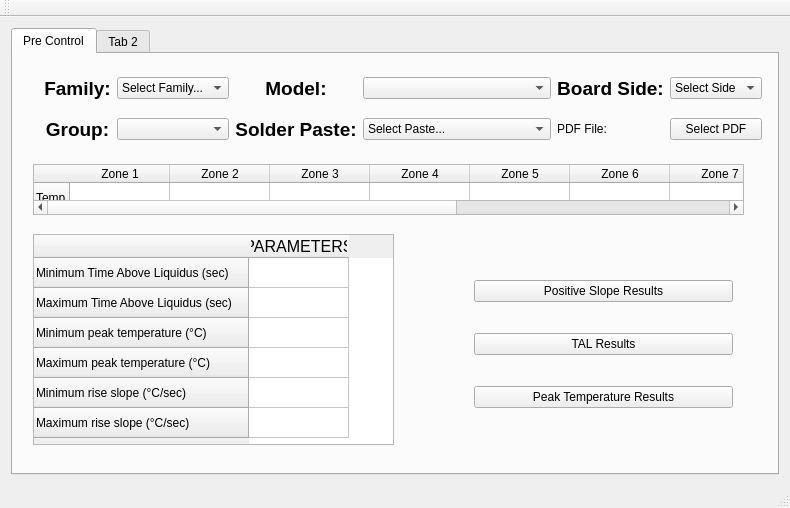
The window that UserInterfaceQT/mainwindow.ui (nockzblack/sTostado) describes before a commit, drawn with Qt 5.
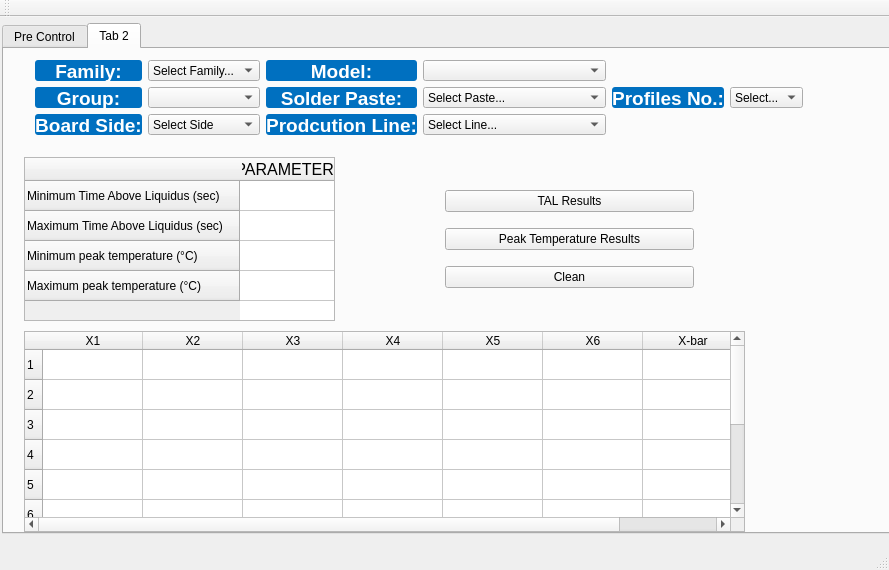
The same window after the commit.

Commit message: control tab xml

Diff of the .ui file:
```diff
--- a/UserInterfaceQT/mainwindow.ui
+++ b/UserInterfaceQT/mainwindow.ui
@@ -6,89 +6,55 @@
    <rect>
     <x>0</x>
     <y>0</y>
-    <width>790</width>
-    <height>508</height>
+    <width>889</width>
+    <height>570</height>
    </rect>
   </property>
   <property name="windowTitle">
    <string>MainWindow</string>
   </property>
   <widget class="QWidget" name="centralWidget">
-   <layout class="QHBoxLayout" name="horizontalLayout">
-    <item>
-     <widget class="QTabWidget" name="tabWidget">
+   <widget class="QTabWidget" name="mainTabWidget">
+    <property name="geometry">
+     <rect>
+      <x>2</x>
+      <y>6</y>
+      <width>891</width>
+      <height>511</height>
+     </rect>
+    </property>
       <property name="currentIndex">
-       <number>0</number>
-      </property>
-      <widget class="QWidget" name="preControlTab">
+     <number>1</number>
+    </property>
+    <widget class="QWidget" name="preControlTabW">
        <attribute name="title">
         <string>Pre Control</string>
        </attribute>
        <widget class="QWidget" name="gridLayoutWidget">
         <property name="geometry">
          <rect>
-          <x>20</x>
+        <x>8</x>
           <y>0</y>
-          <width>740</width>
+        <width>772</width>
           <height>101</height>
          </rect>
         </property>
-        <layout class="QGridLayout" name="buttomsLayout" rowstretch="0,0" columnstretch="0,4,0,4,0,4">
+      <layout class="QGridLayout" name="CBsLayout" rowstretch="0,0,0" columnstretch="0,4,0,4,0,4">
          <property name="sizeConstraint">
           <enum>QLayout::SetDefaultConstraint</enum>
          </property>
          <property name="bottomMargin">
           <number>0</number>
          </property>
-         <item row="1" column="1">
-          <widget class="QComboBox" name="groupCB"/>
-         </item>
-         <item row="0" column="0">
-          <widget class="QLabel" name="familyL">
-           <property name="text">
-            <string>&lt;html&gt;&lt;head/&gt;&lt;body&gt;&lt;p align=&quot;center&quot;&gt;&lt;span style=&quot; font-size:14pt; font-weight:600;&quot;&gt;Family:&lt;/span&gt;&lt;/p&gt;&lt;/body&gt;&lt;/html&gt;</string>
-           </property>
-           <property name="textFormat">
-            <enum>Qt::RichText</enum>
-           </property>
-          </widget>
-         </item>
-         <item row="1" column="3">
-          <widget class="QComboBox" name="solderPasteCB">
-           <item>
-            <property name="text">
-             <string>Select Paste...</string>
-            </property>
-           </item>
-           <item>
-            <property name="text">
-             <string>Indium 5.8LS Lead free</string>
-            </property>
-           </item>
-           <item>
-            <property name="text">
-             <string>Indium 8.9E Lead free</string>
-            </property>
-           </item>
-           <item>
-            <property name="text">
-             <string>Senju M40-LS720V-HF</string>
-            </property>
-           </item>
-           <item>
-            <property name="text">
-             <string>Alpha OM 338 PT</string>
-            </property>
-           </item>
-           <item>
-            <property name="text">
-             <string>Indium SMQ92H (Sn63Pb37)</string>
-            </property>
-           </item>
-          </widget>
-         </item>
          <item row="1" column="2">
           <widget class="QLabel" name="solderPasteL">
+         <property name="styleSheet">
+          <string notr="true">QLabel { 
+	background-color: rgb(0,112,192); 
+	border-radius: 3px; 
+	color: rgb(255,255,255);
+}</string>
+         </property>
            <property name="text">
             <string>&lt;html&gt;&lt;head/&gt;&lt;body&gt;&lt;p align=&quot;center&quot;&gt;&lt;span style=&quot; font-size:14pt; font-weight:600;&quot;&gt;Solder Paste:&lt;/span&gt;&lt;/p&gt;&lt;/body&gt;&lt;/html&gt;</string>
            </property>
@@ -97,47 +63,95 @@
            </property>
           </widget>
          </item>
-         <item row="0" column="5">
-          <widget class="QComboBox" name="boardSideCB">
+       <item row="1" column="3">
+        <widget class="QComboBox" name="solderPasteCB">
            <item>
             <property name="text">
-             <string>Select Side</string>
+           <string>Select Paste...</string>
             </property>
            </item>
            <item>
             <property name="text">
-             <string>Top</string>
+           <string>Indium 5.8LS Lead free</string>
             </property>
            </item>
            <item>
             <property name="text">
-             <string>Bottom</string>
+           <string>Indium 8.9E Lead free</string>
+          </property>
+         </item>
+         <item>
+          <property name="text">
+           <string>Senju M40-LS720V-HF</string>
+          </property>
+         </item>
+         <item>
+          <property name="text">
+           <string>Alpha OM 338 PT</string>
+          </property>
+         </item>
+         <item>
+          <property name="text">
+           <string>Indium SMQ92H (Sn63Pb37)</string>
             </property>
            </item>
           </widget>
          </item>
-         <item row="1" column="0">
-          <widget class="QLabel" name="groupL">
+       <item row="0" column="0">
+        <widget class="QLabel" name="familyL">
+         <property name="styleSheet">
+          <string notr="true">QLabel { 
+	background-color: rgb(0,112,192); 
+	border-radius: 3px; 
+	color: rgb(255,255,255);
+}</string>
+         </property>
            <property name="text">
-            <string>&lt;html&gt;&lt;head/&gt;&lt;body&gt;&lt;p align=&quot;center&quot;&gt;&lt;span style=&quot; font-size:14pt; font-weight:600;&quot;&gt;Group:&lt;/span&gt;&lt;/p&gt;&lt;/body&gt;&lt;/html&gt;</string>
+          <string>&lt;html&gt;&lt;head/&gt;&lt;body&gt;&lt;p align=&quot;center&quot;&gt;&lt;span style=&quot; font-size:14pt; font-weight:600;&quot;&gt;Family:&lt;/span&gt;&lt;/p&gt;&lt;/body&gt;&lt;/html&gt;</string>
            </property>
            <property name="textFormat">
             <enum>Qt::RichText</enum>
            </property>
           </widget>
          </item>
-         <item row="0" column="3">
-          <widget class="QComboBox" name="modelCB"/>
+       <item row="0" column="1">
+        <widget class="QComboBox" name="familyCB">
+         <item>
+          <property name="text">
+           <string>Select Family...</string>
+          </property>
          </item>
-         <item row="1" column="5">
-          <widget class="QPushButton" name="selectFilePB">
+         <item>
            <property name="text">
-            <string>Select PDF</string>
-           </property>
+           <string>Video</string>
+          </property>
+         </item>
+         <item>
+          <property name="text">
+           <string>DSR</string>
+          </property>
+         </item>
+         <item>
+          <property name="text">
+           <string>Pics</string>
+          </property>
+         </item>
+         <item>
+          <property name="text">
+           <string>E6mil</string>
+          </property>
+         </item>
           </widget>
          </item>
          <item row="1" column="4">
           <widget class="QLabel" name="pdfFileL">
+         <property name="styleSheet">
+          <string notr="true">QLabel { 
+	background-color: rgb(0,112,192); 
+	border-radius: 3px; 
+	color: rgb(255,255,255);
+}</string>
+         </property>
            <property name="text">
             <string>&lt;html&gt;&lt;head/&gt;&lt;body&gt;&lt;p align=&quot;center&quot;&gt;&lt;span style=&quot; font-size:14pt; font-weight:600;&quot;&gt;PDF File:&lt;/span&gt;&lt;/p&gt;&lt;/body&gt;&lt;/html&gt;</string>
            </property>
@@ -146,8 +160,45 @@
            </property>
           </widget>
          </item>
+       <item row="1" column="5">
+        <widget class="QPushButton" name="selectFilePB">
+         <property name="text">
+          <string>Select PDF</string>
+         </property>
+        </widget>
+       </item>
+       <item row="1" column="0">
+        <widget class="QLabel" name="groupL">
+         <property name="styleSheet">
+          <string notr="true">QLabel { 
+	background-color: rgb(0,112,192); 
+	border-radius: 3px; 
+	color: rgb(255,255,255);
+}</string>
+         </property>
+         <property name="text">
+          <string>&lt;html&gt;&lt;head/&gt;&lt;body&gt;&lt;p align=&quot;center&quot;&gt;&lt;span style=&quot; font-size:14pt; font-weight:600;&quot;&gt;Group:&lt;/span&gt;&lt;/p&gt;&lt;/body&gt;&lt;/html&gt;</string>
+         </property>
+         <property name="textFormat">
+          <enum>Qt::RichText</enum>
+         </property>
+        </widget>
+       </item>
+       <item row="1" column="1">
+        <widget class="QComboBox" name="groupCB"/>
+       </item>
+       <item row="0" column="3">
+        <widget class="QComboBox" name="modelCB"/>
+       </item>
          <item row="0" column="2">
           <widget class="QLabel" name="modelL">
+         <property name="styleSheet">
+          <string notr="true">QLabel { 
+	background-color: rgb(0,112,192); 
+	border-radius: 3px; 
+	color: rgb(255,255,255);
+}</string>
+         </property>
            <property name="text">
             <string>&lt;html&gt;&lt;head/&gt;&lt;body&gt;&lt;p align=&quot;center&quot;&gt;&lt;span style=&quot; font-size:14pt; font-weight:600;&quot;&gt;Model:&lt;/span&gt;&lt;/p&gt;&lt;/body&gt;&lt;/html&gt;</string>
            </property>
@@ -156,37 +207,15 @@
            </property>
           </widget>
          </item>
-         <item row="0" column="1">
-          <widget class="QComboBox" name="familyCB">
-           <item>
-            <property name="text">
-             <string>Select Family...</string>
-            </property>
-           </item>
-           <item>
-            <property name="text">
-             <string>Video</string>
-            </property>
-           </item>
-           <item>
-            <property name="text">
-             <string>DSR</string>
-            </property>
-           </item>
-           <item>
-            <property name="text">
-             <string>Pics</string>
-            </property>
-           </item>
-           <item>
-            <property name="text">
-             <string>E6mil</string>
-            </property>
-           </item>
-          </widget>
-         </item>
-         <item row="0" column="4">
+       <item row="2" column="0">
           <widget class="QLabel" name="boardSideL">
+         <property name="styleSheet">
+          <string notr="true">QLabel { 
+	background-color: rgb(0,112,192); 
+	border-radius: 3px; 
+	color: rgb(255,255,255);
+}</string>
+         </property>
            <property name="text">
             <string>&lt;html&gt;&lt;head/&gt;&lt;body&gt;&lt;p align=&quot;center&quot;&gt;&lt;span style=&quot; font-size:14pt; font-weight:600;&quot;&gt;Board Side:&lt;/span&gt;&lt;/p&gt;&lt;/body&gt;&lt;/html&gt;</string>
            </property>
@@ -195,13 +224,103 @@
            </property>
           </widget>
          </item>
+       <item row="2" column="1">
+        <widget class="QComboBox" name="boardSideCB">
+         <item>
+          <property name="text">
+           <string>Select Side</string>
+          </property>
+         </item>
+         <item>
+          <property name="text">
+           <string>Top</string>
+          </property>
+         </item>
+         <item>
+          <property name="text">
+           <string>Bottom</string>
+          </property>
+         </item>
+        </widget>
+       </item>
+       <item row="2" column="3">
+        <widget class="QComboBox" name="productionLineCB">
+         <item>
+          <property name="text">
+           <string>Select Line...</string>
+          </property>
+         </item>
+         <item>
+          <property name="text">
+           <string>1A</string>
+          </property>
+         </item>
+         <item>
+          <property name="text">
+           <string>1B</string>
+          </property>
+         </item>
+         <item>
+          <property name="text">
+           <string>2C</string>
+          </property>
+         </item>
+         <item>
+          <property name="text">
+           <string>2A</string>
+          </property>
+         </item>
+         <item>
+          <property name="text">
+           <string>2B</string>
+          </property>
+         </item>
+         <item>
+          <property name="text">
+           <string>2C</string>
+          </property>
+         </item>
+         <item>
+          <property name="text">
+           <string>3A</string>
+          </property>
+         </item>
+         <item>
+          <property name="text">
+           <string>3B</string>
+          </property>
+         </item>
+         <item>
+          <property name="text">
+           <string>3C</string>
+          </property>
+         </item>
+        </widget>
+       </item>
+       <item row="2" column="2">
+        <widget class="QLabel" name="productionLineL">
+         <property name="styleSheet">
+          <string notr="true">QLabel { 
+	background-color: rgb(0,112,192); 
+	border-radius: 3px; 
+	color: rgb(255,255,255);
+}</string>
+         </property>
+         <property name="text">
+          <string>&lt;html&gt;&lt;head/&gt;&lt;body&gt;&lt;p align=&quot;center&quot;&gt;&lt;span style=&quot; font-size:14pt; font-weight:600;&quot;&gt;Production Line:&lt;/span&gt;&lt;/p&gt;&lt;/body&gt;&lt;/html&gt;</string>
+         </property>
+         <property name="textFormat">
+          <enum>Qt::RichText</enum>
+         </property>
+        </widget>
+       </item>
         </layout>
        </widget>
        <widget class="QTableWidget" name="parametersTW">
         <property name="geometry">
          <rect>
-          <x>20</x>
-          <y>180</y>
+        <x>10</x>
+        <y>210</y>
           <width>361</width>
           <height>211</height>
          </rect>
@@ -250,15 +369,18 @@
        <widget class="QWidget" name="verticalLayoutWidget">
         <property name="geometry">
          <rect>
-          <x>450</x>
-          <y>190</y>
-          <width>281</width>
-          <height>201</height>
+        <x>470</x>
+        <y>210</y>
+        <width>311</width>
+        <height>211</height>
          </rect>
         </property>
         <layout class="QVBoxLayout" name="resultsLayout">
          <item>
           <widget class="QPushButton" name="positiveSlopePB">
+         <property name="styleSheet">
+          <string notr="true"/>
+         </property>
            <property name="text">
             <string>Positive Slope Results</string>
            </property>
@@ -266,6 +388,9 @@
          </item>
          <item>
           <widget class="QPushButton" name="TALPB">
+         <property name="styleSheet">
+          <string notr="true"/>
+         </property>
            <property name="text">
             <string>TAL Results</string>
            </property>
@@ -273,18 +398,45 @@
          </item>
          <item>
           <widget class="QPushButton" name="peakTempPB">
+         <property name="styleSheet">
+          <string notr="true"/>
+         </property>
            <property name="text">
             <string>Peak Temperature Results</string>
            </property>
           </widget>
          </item>
+       <item>
+        <layout class="QHBoxLayout" name="SaveDeleteL">
+         <item>
+          <widget class="QPushButton" name="cleanPB">
+           <property name="styleSheet">
+            <string notr="true"/>
+           </property>
+           <property name="text">
+            <string>Clean</string>
+           </property>
+          </widget>
+         </item>
+         <item>
+          <widget class="QPushButton" name="savePB">
+           <property name="styleSheet">
+            <string notr="true"/>
+           </property>
+           <property name="text">
+            <string>Save</string>
+           </property>
+          </widget>
+         </item>
+        </layout>
+       </item>
         </layout>
        </widget>
        <widget class="QTableWidget" name="tempTW">
         <property name="geometry">
          <rect>
-          <x>20</x>
-          <y>110</y>
+        <x>10</x>
+        <y>130</y>
           <width>711</width>
           <height>51</height>
          </rect>
@@ -346,21 +498,522 @@
         </column>
        </widget>
       </widget>
-      <widget class="QWidget" name="tab_2">
+    <widget class="QWidget" name="controlTabW">
+     <property name="contextMenuPolicy">
+      <enum>Qt::DefaultContextMenu</enum>
+     </property>
        <attribute name="title">
         <string>Tab 2</string>
        </attribute>
-      </widget>
-     </widget>
-    </item>
-   </layout>
+     <widget class="QWidget" name="gridLayoutWidget_2">
+      <property name="geometry">
+       <rect>
+        <x>20</x>
+        <y>0</y>
+        <width>790</width>
+        <height>86</height>
+       </rect>
+      </property>
+      <layout class="QGridLayout" name="CBsLayout_2" rowstretch="0,0,0" columnstretch="0,0,0,0,0,0">
+       <property name="sizeConstraint">
+        <enum>QLayout::SetDefaultConstraint</enum>
+       </property>
+       <property name="bottomMargin">
+        <number>0</number>
+       </property>
+       <item row="2" column="3">
+        <widget class="QComboBox" name="productionLineCBC">
+         <item>
+          <property name="text">
+           <string>Select Line...</string>
+          </property>
+         </item>
+         <item>
+          <property name="text">
+           <string>1A</string>
+          </property>
+         </item>
+         <item>
+          <property name="text">
+           <string>1B</string>
+          </property>
+         </item>
+         <item>
+          <property name="text">
+           <string>1C</string>
+          </property>
+         </item>
+         <item>
+          <property name="text">
+           <string>2A</string>
+          </property>
+         </item>
+         <item>
+          <property name="text">
+           <string>2B</string>
+          </property>
+         </item>
+         <item>
+          <property name="text">
+           <string>2C</string>
+          </property>
+         </item>
+         <item>
+          <property name="text">
+           <string>3A</string>
+          </property>
+         </item>
+         <item>
+          <property name="text">
+           <string>3B</string>
+          </property>
+         </item>
+         <item>
+          <property name="text">
+           <string>3C</string>
+          </property>
+         </item>
+        </widget>
+       </item>
+       <item row="2" column="0">
+        <widget class="QLabel" name="boardSideLC">
+         <property name="styleSheet">
+          <string notr="true">QLabel { 
+	background-color: rgb(0,112,192); 
+	border-radius: 3px; 
+	color: rgb(255,255,255);
+}</string>
+         </property>
+         <property name="text">
+          <string>&lt;html&gt;&lt;head/&gt;&lt;body&gt;&lt;p align=&quot;center&quot;&gt;&lt;span style=&quot; font-size:14pt; font-weight:600;&quot;&gt;Board Side:&lt;/span&gt;&lt;/p&gt;&lt;/body&gt;&lt;/html&gt;</string>
+         </property>
+         <property name="textFormat">
+          <enum>Qt::RichText</enum>
+         </property>
+        </widget>
+       </item>
+       <item row="0" column="1">
+        <widget class="QComboBox" name="familyCBC">
+         <item>
+          <property name="text">
+           <string>Select Family...</string>
+          </property>
+         </item>
+         <item>
+          <property name="text">
+           <string>Video</string>
+          </property>
+         </item>
+         <item>
+          <property name="text">
+           <string>DSR</string>
+          </property>
+         </item>
+         <item>
+          <property name="text">
+           <string>Pics</string>
+          </property>
+         </item>
+         <item>
+          <property name="text">
+           <string>E6mil</string>
+          </property>
+         </item>
+        </widget>
+       </item>
+       <item row="0" column="2">
+        <widget class="QLabel" name="modelLC">
+         <property name="styleSheet">
+          <string notr="true">QLabel { 
+	background-color: rgb(0,112,192); 
+	border-radius: 3px; 
+	color: rgb(255,255,255);
+}</string>
+         </property>
+         <property name="text">
+          <string>&lt;html&gt;&lt;head/&gt;&lt;body&gt;&lt;p align=&quot;center&quot;&gt;&lt;span style=&quot; font-size:14pt; font-weight:600;&quot;&gt;Model:&lt;/span&gt;&lt;/p&gt;&lt;/body&gt;&lt;/html&gt;</string>
+         </property>
+         <property name="textFormat">
+          <enum>Qt::RichText</enum>
+         </property>
+        </widget>
+       </item>
+       <item row="1" column="4">
+        <widget class="QLabel" name="profileLC">
+         <property name="styleSheet">
+          <string notr="true">QLabel { 
+	background-color: rgb(0,112,192); 
+	border-radius: 3px; 
+	color: rgb(255,255,255);
+}</string>
+         </property>
+         <property name="text">
+          <string>&lt;html&gt;&lt;head/&gt;&lt;body&gt;&lt;p align=&quot;center&quot;&gt;&lt;span style=&quot; font-size:14pt; font-weight:600;&quot;&gt;Profiles No.:&lt;/span&gt;&lt;/p&gt;&lt;/body&gt;&lt;/html&gt;</string>
+         </property>
+         <property name="textFormat">
+          <enum>Qt::RichText</enum>
+         </property>
+        </widget>
+       </item>
+       <item row="0" column="3">
+        <widget class="QComboBox" name="modelCBC"/>
+       </item>
+       <item row="1" column="0">
+        <widget class="QLabel" name="groupLC">
+         <property name="styleSheet">
+          <string notr="true">QLabel { 
+	background-color: rgb(0,112,192); 
+	border-radius: 3px; 
+	color: rgb(255,255,255);
+}</string>
+         </property>
+         <property name="text">
+          <string>&lt;html&gt;&lt;head/&gt;&lt;body&gt;&lt;p align=&quot;center&quot;&gt;&lt;span style=&quot; font-size:14pt; font-weight:600;&quot;&gt;Group:&lt;/span&gt;&lt;/p&gt;&lt;/body&gt;&lt;/html&gt;</string>
+         </property>
+         <property name="textFormat">
+          <enum>Qt::RichText</enum>
+         </property>
+        </widget>
+       </item>
+       <item row="1" column="2">
+        <widget class="QLabel" name="solderPasteLc">
+         <property name="styleSheet">
+          <string notr="true">QLabel { 
+	background-color: rgb(0,112,192); 
+	border-radius: 3px; 
+	color: rgb(255,255,255);
+}</string>
+         </property>
+         <property name="text">
+          <string>&lt;html&gt;&lt;head/&gt;&lt;body&gt;&lt;p align=&quot;center&quot;&gt;&lt;span style=&quot; font-size:14pt; font-weight:600;&quot;&gt;Solder Paste:&lt;/span&gt;&lt;/p&gt;&lt;/body&gt;&lt;/html&gt;</string>
+         </property>
+         <property name="textFormat">
+          <enum>Qt::RichText</enum>
+         </property>
+        </widget>
+       </item>
+       <item row="1" column="3">
+        <widget class="QComboBox" name="solderPasteCBC">
+         <item>
+          <property name="text">
+           <string>Select Paste...</string>
+          </property>
+         </item>
+         <item>
+          <property name="text">
+           <string>Indium 5.8LS Lead free</string>
+          </property>
+         </item>
+         <item>
+          <property name="text">
+           <string>Indium 8.9E Lead free</string>
+          </property>
+         </item>
+         <item>
+          <property name="text">
+           <string>Senju M40-LS720V-HF</string>
+          </property>
+         </item>
+         <item>
+          <property name="text">
+           <string>Alpha OM 338 PT</string>
+          </property>
+         </item>
+         <item>
+          <property name="text">
+           <string>Indium SMQ92H (Sn63Pb37)</string>
+          </property>
+         </item>
+        </widget>
+       </item>
+       <item row="1" column="1">
+        <widget class="QComboBox" name="groupCBC"/>
+       </item>
+       <item row="1" column="5">
+        <widget class="QComboBox" name="profileCBC">
+         <item>
+          <property name="text">
+           <string>Select...</string>
+          </property>
+         </item>
+         <item>
+          <property name="text">
+           <string>4</string>
+          </property>
+         </item>
+         <item>
+          <property name="text">
+           <string>5</string>
+          </property>
+         </item>
+         <item>
+          <property name="text">
+           <string>6</string>
+          </property>
+         </item>
+         <item>
+          <property name="text">
+           <string>7</string>
+          </property>
+         </item>
+         <item>
+          <property name="text">
+           <string>8</string>
+          </property>
+         </item>
+         <item>
+          <property name="text">
+           <string>9</string>
+          </property>
+         </item>
+         <item>
+          <property name="text">
+           <string>10</string>
+          </property>
+         </item>
+        </widget>
+       </item>
+       <item row="2" column="2">
+        <widget class="QLabel" name="productionLineLC">
+         <property name="styleSheet">
+          <string notr="true">QLabel { 
+	background-color: rgb(0,112,192); 
+	border-radius: 3px; 
+	color: rgb(255,255,255);
+}</string>
+         </property>
+         <property name="text">
+          <string>&lt;html&gt;&lt;head/&gt;&lt;body&gt;&lt;p align=&quot;center&quot;&gt;&lt;span style=&quot; font-size:14pt; font-weight:600;&quot;&gt;Prodcution Line:&lt;/span&gt;&lt;/p&gt;&lt;/body&gt;&lt;/html&gt;</string>
+         </property>
+         <property name="textFormat">
+          <enum>Qt::RichText</enum>
+         </property>
+        </widget>
+       </item>
+       <item row="2" column="1">
+        <widget class="QComboBox" name="boardSideCBC">
+         <item>
+          <property name="text">
+           <string>Select Side</string>
+          </property>
+         </item>
+         <item>
+          <property name="text">
+           <string>Top</string>
+          </property>
+         </item>
+         <item>
+          <property name="text">
+           <string>Bottom</string>
+          </property>
+         </item>
+        </widget>
+       </item>
+       <item row="0" column="0">
+        <widget class="QLabel" name="familyLC">
+         <property name="styleSheet">
+          <string notr="true">QLabel { 
+	background-color: rgb(0,112,192); 
+	border-radius: 3px; 
+	color: rgb(255,255,255);
+}</string>
+         </property>
+         <property name="text">
+          <string>&lt;html&gt;&lt;head/&gt;&lt;body&gt;&lt;p align=&quot;center&quot;&gt;&lt;span style=&quot; font-size:14pt; font-weight:600;&quot;&gt;Family:&lt;/span&gt;&lt;/p&gt;&lt;/body&gt;&lt;/html&gt;</string>
+         </property>
+         <property name="textFormat">
+          <enum>Qt::RichText</enum>
+         </property>
+        </widget>
+       </item>
+      </layout>
+     </widget>
+     <widget class="QTableWidget" name="profilesTWC">
+      <property name="geometry">
+       <rect>
+        <x>20</x>
+        <y>282</y>
+        <width>721</width>
+        <height>201</height>
+       </rect>
+      </property>
+      <row>
+       <property name="text">
+        <string>1</string>
+       </property>
+      </row>
+      <row>
+       <property name="text">
+        <string>2</string>
+       </property>
+      </row>
+      <row>
+       <property name="text">
+        <string>3</string>
+       </property>
+      </row>
+      <row>
+       <property name="text">
+        <string>4</string>
+       </property>
+      </row>
+      <row>
+       <property name="text">
+        <string>5</string>
+       </property>
+      </row>
+      <row>
+       <property name="text">
+        <string>6</string>
+       </property>
+      </row>
+      <row>
+       <property name="text">
+        <string>7</string>
+       </property>
+      </row>
+      <row>
+       <property name="text">
+        <string>8</string>
+       </property>
+      </row>
+      <row>
+       <property name="text">
+        <string>9</string>
+       </property>
+      </row>
+      <row>
+       <property name="text">
+        <string>10</string>
+       </property>
+      </row>
+      <column>
+       <property name="text">
+        <string>X1</string>
+       </property>
+      </column>
+      <column>
+       <property name="text">
+        <string>X2</string>
+       </property>
+      </column>
+      <column>
+       <property name="text">
+        <string>X3</string>
+       </property>
+      </column>
+      <column>
+       <property name="text">
+        <string>X4</string>
+       </property>
+      </column>
+      <column>
+       <property name="text">
+        <string>X5</string>
+       </property>
+      </column>
+      <column>
+       <property name="text">
+        <string>X6</string>
+       </property>
+      </column>
+      <column>
+       <property name="text">
+        <string>X-bar</string>
+       </property>
+      </column>
+     </widget>
+     <widget class="QTableWidget" name="parametersTWC">
+      <property name="geometry">
+       <rect>
+        <x>20</x>
+        <y>108</y>
+        <width>311</width>
+        <height>164</height>
+       </rect>
+      </property>
+      <row>
+       <property name="text">
+        <string>Minimum Time Above Liquidus (sec)</string>
+       </property>
+      </row>
+      <row>
+       <property name="text">
+        <string>Maximum Time Above Liquidus (sec)</string>
+       </property>
+      </row>
+      <row>
+       <property name="text">
+        <string>Minimum peak temperature (°C)</string>
+       </property>
+      </row>
+      <row>
+       <property name="text">
+        <string>Maximum peak temperature (°C)</string>
+       </property>
+      </row>
+      <column>
+       <property name="text">
+        <string notr="true">PARAMETERS</string>
+       </property>
+       <property name="font">
+        <font>
+         <pointsize>12</pointsize>
+        </font>
+       </property>
+      </column>
+     </widget>
+     <widget class="QWidget" name="verticalLayoutWidget_2">
+      <property name="geometry">
+       <rect>
+        <x>430</x>
+        <y>120</y>
+        <width>271</width>
+        <height>141</height>
+       </rect>
+      </property>
+      <layout class="QVBoxLayout" name="resultsLayout_2">
+       <item>
+        <widget class="QPushButton" name="TALPBC">
+         <property name="styleSheet">
+          <string notr="true"/>
+         </property>
+         <property name="text">
+          <string>TAL Results</string>
+         </property>
+        </widget>
+       </item>
+       <item>
+        <widget class="QPushButton" name="peakTempPBC">
+         <property name="styleSheet">
+          <string notr="true"/>
+         </property>
+         <property name="text">
+          <string>Peak Temperature Results</string>
+         </property>
+        </widget>
+       </item>
+       <item>
+        <widget class="QPushButton" name="cleanPBC">
+         <property name="styleSheet">
+          <string notr="true"/>
+         </property>
+         <property name="text">
+          <string>Clean</string>
+         </property>
+        </widget>
+       </item>
+      </layout>
+     </widget>
+    </widget>
+   </widget>
   </widget>
   <widget class="QMenuBar" name="menuBar">
    <property name="geometry">
     <rect>
      <x>0</x>
      <y>0</y>
-     <width>790</width>
+     <width>889</width>
      <height>22</height>
     </rect>
    </property>
```
Lines whose indentation alone changed are shown as unchanged.
